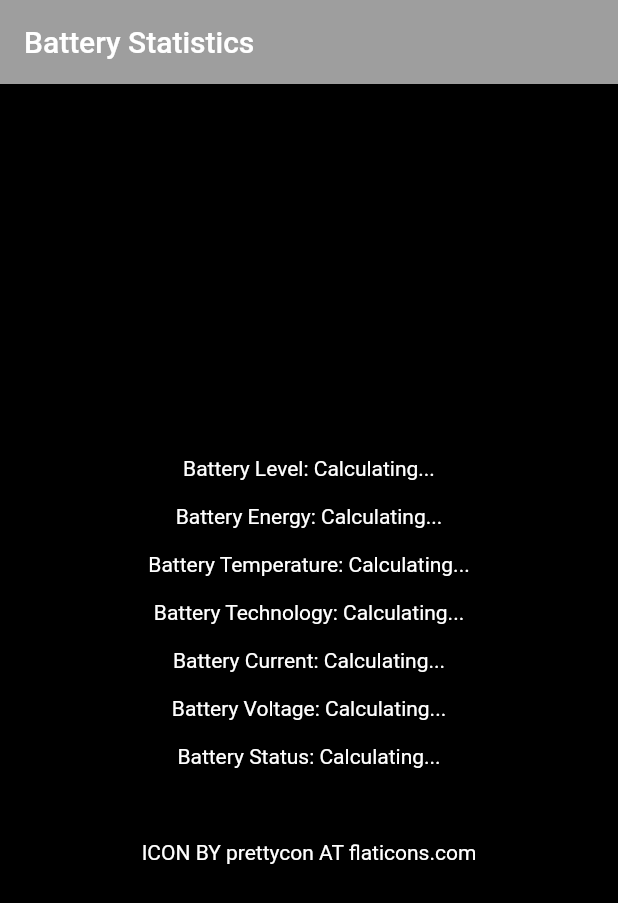
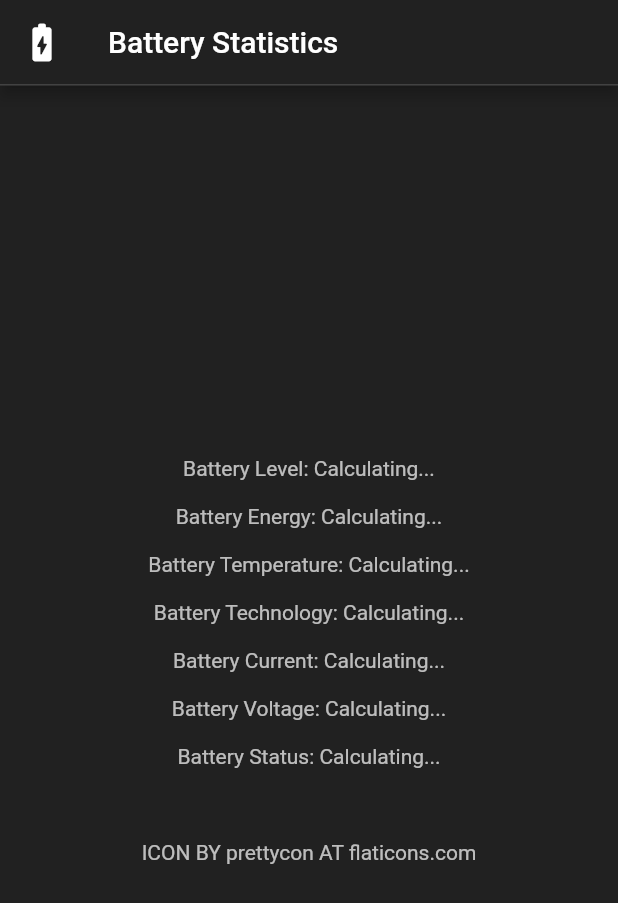
Before and after one commit to BilawalAhmed0900/BatteryStats, a Flutter app: the screen it shows after launch, on a phone screen of 412 x 824 dp. Shown: the top 903 px of the screen. Run offline on Flutter 3.47's test engine with Material 2 defaults, Android fonts, the phone set to English and light mode, and no system bars; missing offline and left inert: battery_info.

Commit message:
Restyled app

```diff
--- a/lib/main.dart
+++ b/lib/main.dart
@@ -1,5 +1,6 @@
 import 'package:battery_info/battery_info_plugin.dart';
 import 'package:battery_info/enums/charging_status.dart';
+import 'package:flutter/cupertino.dart';
 import 'package:flutter/material.dart';
 import 'package:battery_info/model/android_battery_info.dart';
 import 'dart:async';
@@ -14,7 +15,7 @@ class TextWhite extends StatelessWidget {
 
   @override
   Widget build(BuildContext context) {
-    return Text(text, style: TextStyle(color: Colors.white));
+    return Text(text, style: TextStyle(color: Colors.white70));
   }
 }
 
@@ -54,10 +55,19 @@ class _BatteryInfoState extends State<BatteryInfo> {
   @override
   Widget build(BuildContext context) {
     return MaterialApp(
-      home: Scaffold(
+      home: SafeArea(
+        child: Scaffold(
           appBar: AppBar(
-          title: Text("Battery Statistics"),
-          backgroundColor: Colors.grey,
+            title: Text("Battery Statistics", style: TextStyle(color: Colors.white),),
+            backgroundColor: Colors.grey.shade900,
+            leading: Icon(Icons.battery_charging_full_rounded, color: Colors.white, size: 30,),
+            bottom: PreferredSize(
+              child: Container(
+                color: Colors.grey.shade800,
+                height: 1,
+              ),
+              preferredSize: Size.fromHeight(1),
+            ),
           ),
 
           body: Center(
@@ -99,7 +109,8 @@ class _BatteryInfoState extends State<BatteryInfo> {
               ],
             ),
           ),
-        backgroundColor: Colors.black,
+          backgroundColor: Colors.grey.shade900,
+        ),
       ),
     );
   }
--- a/pubspec.yaml
+++ b/pubspec.yaml
@@ -15,7 +15,7 @@ publish_to: 'none' # Remove this line if you wish to publish to pub.dev
 # In iOS, build-name is used as CFBundleShortVersionString while build-number used as CFBundleVersion.
 # Read more about iOS versioning at
 # https://developer.apple.com/library/archive/documentation/General/Reference/InfoPlistKeyReference/Articles/CoreFoundationKeys.html
-version: 1.0.0+1
+version: 1.1.0+2
 
 environment:
   sdk: ">=2.12.0 <3.0.0"
```
Also changed, not shown: 1 other file. Lines whose indentation alone changed are shown as unchanged.
